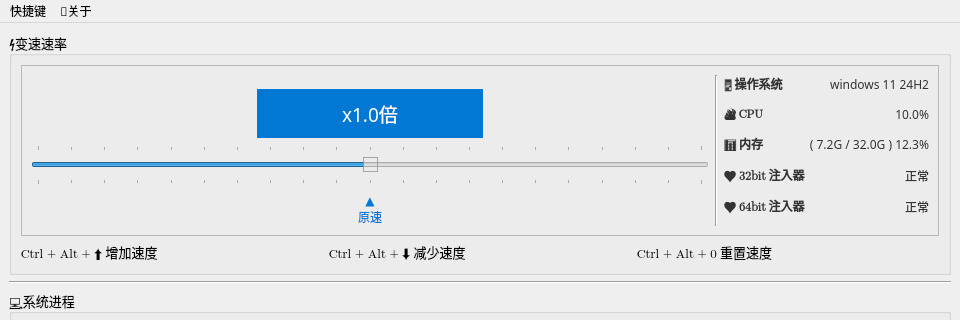
Before: the Qt Designer form mainwindow.ui in zxlhhyccc/OpenSpeedy, drawn with Qt 5; both pictures show x 0 to 960 and y 0 to 320 of the 960 by 640 pixel window.
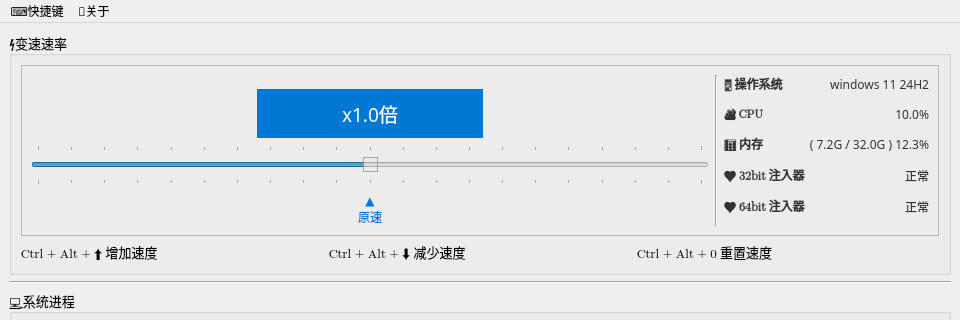
After: the same form once the commit is applied.

```diff
--- a/mainwindow.ui
+++ b/mainwindow.ui
@@ -781,7 +781,7 @@
    </widget>
    <widget class="QMenu" name="menuPreference">
     <property name="title">
-     <string>快捷键</string>
+     <string>⌨️快捷键</string>
     </property>
    </widget>
    <addaction name="menuPreference"/>
```
